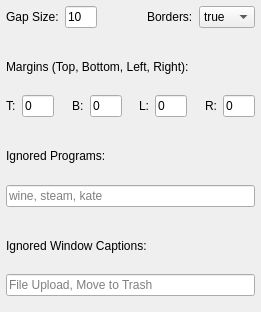
Old version of the form contents/ui/config.ui in the repository Jazqa/kwin-quarter-tiling.
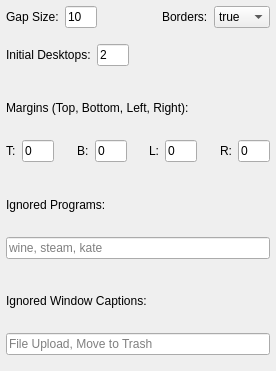
New version of the form.

Commit message: option for multiple virtual desktops on launch

Diff of the .ui file:
```diff
--- a/contents/ui/config.ui
+++ b/contents/ui/config.ui
@@ -6,8 +6,8 @@
    <rect>
     <x>0</x>
     <y>0</y>
-    <width>261</width>
-    <height>312</height>
+    <width>276</width>
+    <height>371</height>
    </rect>
   </property>
   <property name="windowTitle">
@@ -109,6 +109,59 @@
      </property>
     </spacer>
    </item>
+   <item>
+    <layout class="QHBoxLayout" name="horizontalLayout_2">
+     <property name="topMargin">
+      <number>0</number>
+     </property>
+     <item>
+      <widget class="QLabel" name="numDesksLabel">
+       <property name="text">
+        <string>Initial Desktops:</string>
+       </property>
+      </widget>
+     </item>
+     <item>
+      <widget class="QLineEdit" name="kcfg_numDesks">
+       <property name="maximumSize">
+        <size>
+         <width>32</width>
+         <height>16777215</height>
+        </size>
+       </property>
+       <property name="text">
+        <string>2</string>
+       </property>
+      </widget>
+     </item>
+     <item>
+      <spacer name="horizontalSpacer_6">
+       <property name="orientation">
+        <enum>Qt::Horizontal</enum>
+       </property>
+       <property name="sizeHint" stdset="0">
+        <size>
+         <width>40</width>
+         <height>20</height>
+        </size>
+       </property>
+      </spacer>
+     </item>
+    </layout>
+   </item>
+   <item>
+    <spacer name="verticalSpacer_3">
+     <property name="orientation">
+      <enum>Qt::Horizontal</enum>
+     </property>
+     <property name="sizeHint" stdset="0">
+      <size>
+       <width>40</width>
+       <height>10</height>
+      </size>
+     </property>
+    </spacer>
+   </item>
    <item>
     <widget class="QLabel" name="marginsLabel">
      <property name="text">
```
The commit also changes 2 other files.
